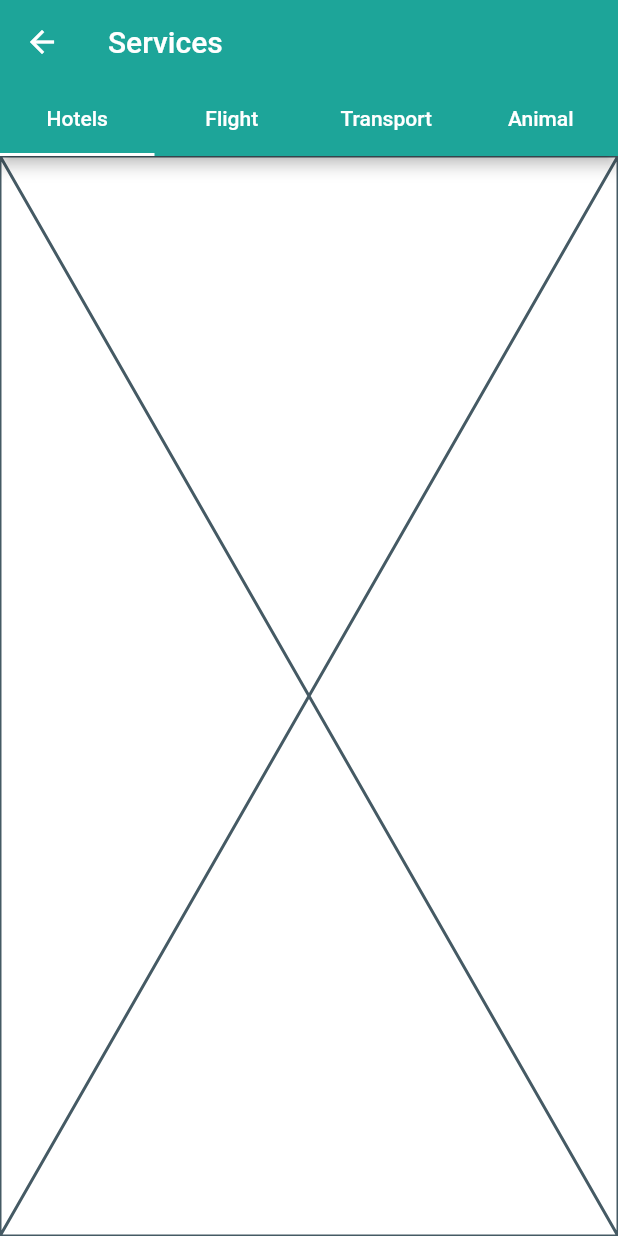
After one commit to SMAnas-00/FYP, a Flutter app: the screen it shows once a user with an empty profile is signed in, after a tap on "Services", on a phone screen of 412 x 824 dp. The commit adds this screen. Run offline on Flutter 3.47's test engine with Material 2 defaults, Android fonts, the phone set to English and light mode, and no system bars; our stand-ins replace animated_notch_bottom_bar, chewie, cloud_firestore, firebase_auth, firebase_core, firebase_messaging and 17 more; missing offline and left inert: flutter_polyline_points, flutter_stripe, google_place, maps_toolkit; accounts and stored records are empty; network calls fail.

Commit message:
create Services screen

```diff
--- a/lib/admin/admin_board.dart
+++ b/lib/admin/admin_board.dart
@@ -83,6 +83,17 @@ class _AdminHomePageState extends State<AdminHomePage> {
               Navigator.pushNamed(context, '/addanimal');
             },
           ),
+          AdminDashboardCard(
+            title: 'Services',
+            icon: const FaIcon(
+              FontAwesomeIcons.mosque,
+              size: 20,
+            ).icon,
+            onPressed: () {
+              // Navigate to the desired page
+              Navigator.pushNamed(context, '/servicescreen');
+            },
+          ),
         ],
       ),
     );
--- /dev/null
+++ b/lib/admin/my_hotels.dart
@@ -0,0 +1,15 @@
+import 'package:flutter/material.dart';
+
+class MyHotels extends StatefulWidget {
+  const MyHotels({super.key});
+
+  @override
+  State<MyHotels> createState() => _MyHotelsState();
+}
+
+class _MyHotelsState extends State<MyHotels> {
+  @override
+  Widget build(BuildContext context) {
+    return const Placeholder();
+  }
+}
--- /dev/null
+++ b/lib/admin/services_screen.dart
@@ -0,0 +1,59 @@
+import 'package:flutter/material.dart';
+import 'package:newui/admin/my_animal.dart';
+import 'package:newui/admin/my_flights.dart';
+import 'package:newui/admin/my_hotels.dart';
+import 'package:newui/admin/my_transport.dart';
+
+class ServicesScreen extends StatefulWidget {
+  const ServicesScreen({super.key});
+
+  @override
+  State<ServicesScreen> createState() => _ServicesScreenState();
+}
+
+class _ServicesScreenState extends State<ServicesScreen> {
+  @override
+  Widget build(BuildContext context) {
+    return DefaultTabController(
+      length: 4,
+      child: Scaffold(
+        backgroundColor: Colors.white,
+        appBar: AppBar(
+          backgroundColor: const Color.fromARGB(255, 29, 165, 153),
+          leading: IconButton(
+            icon: const Icon(
+              Icons.arrow_back,
+              color: Colors.white,
+            ),
+            onPressed: () => Navigator.pop(context),
+          ),
+          title: const Text(
+            'Services',
+          ),
+          bottom: const TabBar(
+            unselectedLabelColor: Colors.white,
+            labelColor: Colors.white,
+            indicatorColor: Colors.white,
+            tabs: [
+              Tab(
+                child: Text("Hotels"),
+              ),
+              Tab(
+                child: Text("Flight"),
+              ),
+              Tab(
+                child: Text("Transport"),
+              ),
+              Tab(
+                child: Text("Animal"),
+              )
+            ],
+          ),
+        ),
+        body: const TabBarView(
+          children: [MyHotels(), MyFlights(), MyTransport(), MyAnimal()],
+        ),
+      ),
+    );
+  }
+}
--- a/lib/main.dart
+++ b/lib/main.dart
@@ -12,6 +12,7 @@ import 'package:newui/Screens/local_push_notification.dart';
 import 'package:newui/Screens/transportScreen.dart';
 import 'package:newui/admin/flight.dart';
 import 'package:newui/admin/qurbani.dart';
+import 'package:newui/admin/services_screen.dart';
 import 'package:newui/admin/transport.dart';
 import 'package:newui/admin/users.dart';
 import 'Screens/BottomNav.dart';
@@ -84,6 +85,7 @@ class MyApp extends StatelessWidget {
         '/addflight': (context) => const addFlightScreen(),
         '/animal': (context) => const AnimalBookingPage(),
         '/addanimal': (context) => const Qurbani(),
+        '/servicescreen': (context) => const ServicesScreen()
       },
     );
   }
```
Also changed, not shown: lib/admin/my_animal.dart (added, +15 -0 lines), lib/admin/my_flights.dart (added, +15 -0 lines), lib/admin/my_transport.dart (added, +15 -0 lines).
